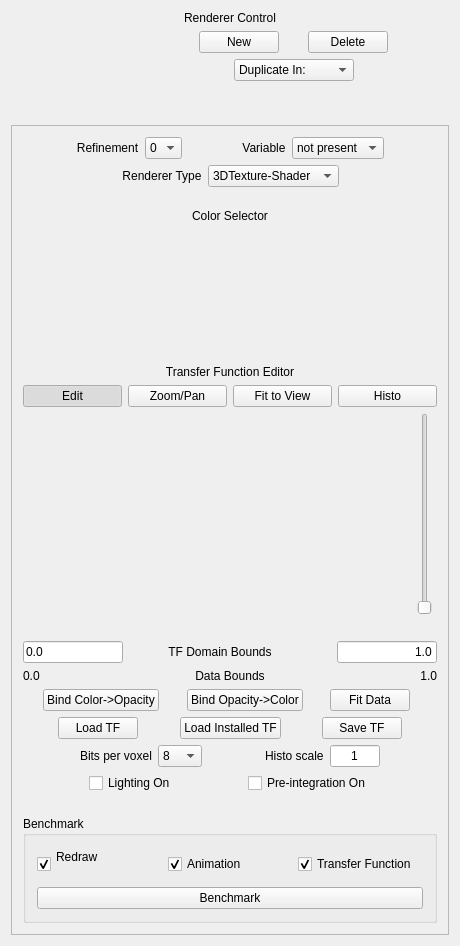
This is apps/vaporgui/guis/ui/dvr.ui in yyr/vapor as Qt 5 draws it before an edit. The edited form follows.
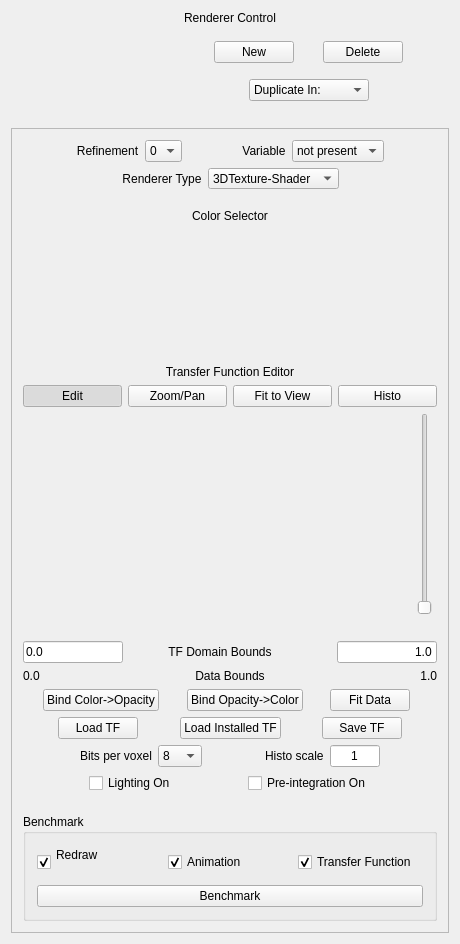
This is the edited form. Custom widgets are drawn as their Qt base class.

```diff
--- a/apps/vaporgui/guis/ui/dvr.ui
+++ b/apps/vaporgui/guis/ui/dvr.ui
@@ -7,7 +7,7 @@
     <x>0</x>
     <y>0</y>
     <width>460</width>
-    <height>946</height>
+    <height>944</height>
    </rect>
   </property>
   <property name="sizePolicy">
@@ -62,8 +62,8 @@
         <widget class="InstanceTable" name="instanceTable" native="true">
          <property name="minimumSize">
           <size>
-           <width>120</width>
-           <height>20</height>
+           <width>150</width>
+           <height>80</height>
           </size>
          </property>
          <property name="toolTip">
@@ -1433,16 +1433,16 @@
    <extends>QWidget</extends>
    <header>../../guis/instancetable.h</header>
   </customwidget>
-  <customwidget>
-   <class>ColorPickerFrame</class>
-   <extends>QWidget</extends>
-   <header location="global">colorpickerframe.h</header>
-  </customwidget>
   <customwidget>
    <class>MappingFrame</class>
    <extends>QWidget</extends>
    <header>mappingframe.h</header>
   </customwidget>
+  <customwidget>
+   <class>ColorPickerFrame</class>
+   <extends>QWidget</extends>
+   <header location="global">colorpickerframe.h</header>
+  </customwidget>
  </customwidgets>
  <includes>
   <include location="local">instancetable.h</include>
```
